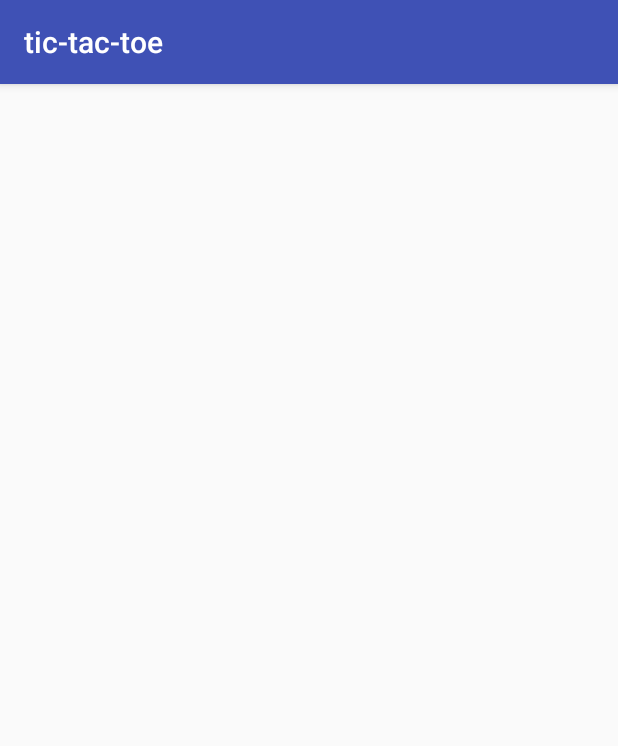
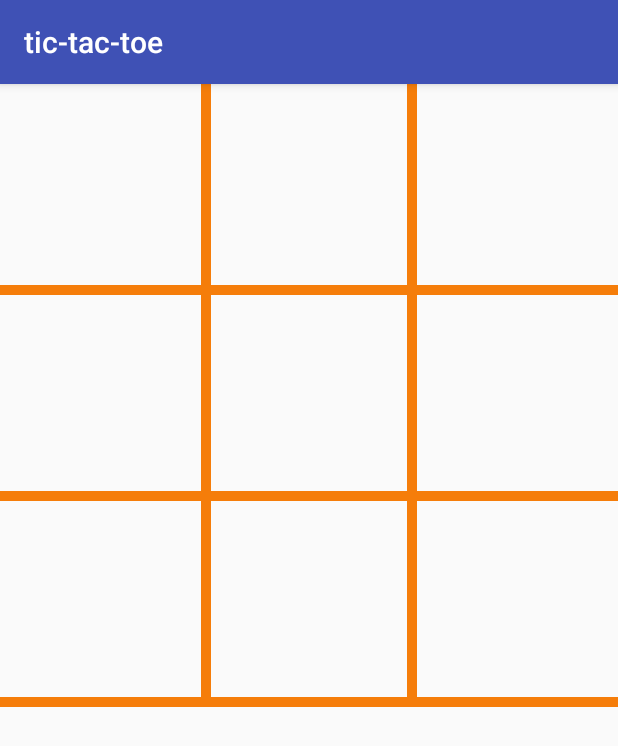
Before and after one commit to vasutomar/tictactoe, an Android app: the screen it shows after launch (MainActivity), on a phone screen of 412 x 824 dp. Shown: the top 746 px of the screen. Run offline under Robolectric (Android 15) with nearby library versions, the phone set to English and light mode, and no system bars.

Commit message:
Merged BoardView with View and completed basic layout with piece addition on click.

```diff
--- a/app/src/main/java/lenovo/tic_tac_toe/Board.java
+++ b/app/src/main/java/lenovo/tic_tac_toe/Board.java
@@ -1,46 +1,152 @@
 package lenovo.tic_tac_toe;
 
+import android.app.Activity;
+import android.content.Context;
+import android.content.res.Resources;
+import android.graphics.Canvas;
+import android.graphics.Color;
+import android.graphics.Paint;
 import android.graphics.Point;
 import android.support.v7.app.AppCompatActivity;
+import android.util.DisplayMetrics;
 import android.view.Display;
+import android.view.MotionEvent;
+import android.view.View;
 import android.view.WindowManager;
 
-public class Board extends AppCompatActivity {
+public class Board extends View {
 
-    private int BoardHeight;
-    private int BoardWidth;
-    private int ScreenWidth;
-    private int ScreenHeight;
-    private Tile[][] BoardMatrix = new Tile[4][4];
+    //Obtaining ScreenHeight and ScreenWidth
+    public int screenHeight = Resources.getSystem().getDisplayMetrics().heightPixels;
+    public int screenWidth = Resources.getSystem().getDisplayMetrics().widthPixels;
 
-    public Board() {
+    //Main Board Matrix
+    public int[][] matrix = new int[3][3];
 
-        //Getting Device Display
-        Display display = getWindowManager().getDefaultDisplay();
-        Point size = new Point();
-        display.getSize(size);
+    //Clicked Points
+    float clickedX;
+    float clickedY;
 
-        //Extracting Device Resolution
-        ScreenWidth = size.x;
-        ScreenHeight = size.y;
+    // 3 Paints
+    Paint paint1 = new Paint();
+    Paint paint2 = new Paint();
+    Paint paint = new Paint();
 
-        //Assigning Board Dimentions
-        BoardWidth = ScreenWidth;
-        BoardHeight = ScreenWidth;
+    // Player turn
+    int turn;
 
-        //Initializing Board Matrix.
-        for(int i=0;i<3;i++) {
-            for(int j=0;j<3;j++) {
-                //BoardMatrix[i][j] = new Tile();
+    //Application context
+    Context ctx;
+
+    //Matrix Coordinates.
+    int matrixX;
+    int matrixY;
+    public Board(Context context) {
+
+        super(context);
+
+        ctx = context;
+
+        paint1.setColor(Color.RED);
+        paint1.setStyle(Paint.Style.FILL);
+
+        paint2.setColor(Color.GREEN);
+        paint2.setStyle(Paint.Style.FILL);
+
+        paint.setAntiAlias(true);
+        paint.setStrokeWidth(10f);
+        paint.setColor(Color.rgb(245, 125, 10));
+        paint.setStyle(Paint.Style.STROKE);
+        paint.setStrokeJoin(Paint.Join.ROUND);
+
+        init();
+    }
+    public void init() {
+
+        for (int row = 0; row < 3; row++) {
+            for (int col = 0; col < 3; col++) {
+                matrix[row][col] = 2;
+            }
+        }
+        turn = 5;
+    }
+    @Override
+    protected void onDraw(Canvas canvas) {
+        int i,j;
+        super.onDraw(canvas);
+
+        //Setting up grid
+        canvas.drawLine(0,screenWidth/3,screenWidth,screenWidth/3, paint);
+        canvas.drawLine(0,2*(screenWidth/3),screenWidth,2*(screenWidth/3), paint);
+        canvas.drawLine(0,screenWidth,screenWidth,screenWidth, paint);
+        canvas.drawLine(screenWidth/3,0,screenWidth/3,screenWidth, paint);
+        canvas.drawLine(2*(screenWidth/3),0,2*(screenWidth/3),screenWidth,paint);
+
+        //getting points for matrix
+        matrixX = getMatrixPointX();
+        matrixY = getMatrixPointY();
+
+        //updating matrix
+        updateMatrix(matrixX,matrixY);
+
+        //Drawing Pieces
+        for(i=0;i<3;i++) {
+            for(j=0;j<3;j++) {
+                if(matrix[i][j]==0) {
+                    canvas.drawCircle(getDrawPoint(i),getDrawPoint(j),40,paint1);
+                }
+                else if(matrix[i][j]==1) {
+                    canvas.drawCircle(getDrawPoint(i),getDrawPoint(j),40,paint2);
+                }
             }
         }
     }
-    public int getTileHeight() {
-        //Returns the Tile Height
-        return (int)(BoardHeight/3);
+    public void updateMatrix(int i,int j) {
+        if(turn == 0) {
+            matrix[i][j] = turn;
+            turn = 1;
+        }
+        else if(turn == 1) {
+            matrix[i][j] = turn;
+            turn = 0;
+        }
     }
-    public int getTileWidth() {
-        //Returns the Tile Width
-        return (int)(BoardWidth/3);
+    public float getDrawPoint(int x) {
+        if(x==0)
+            return screenWidth/6;
+        else if(x==1)
+            return screenWidth/2;
+        else
+            return 5*(screenWidth/6);
+    }
+    @Override
+    public boolean onTouchEvent(MotionEvent e) {
+        if(e.getAction() == MotionEvent.ACTION_DOWN) {
+            turn = 0;
+            clickedX = e.getX();
+            clickedY = e.getY();
+            invalidate();
+        }
+        return true;
+    }
+    public int getMatrixPointX() {
+        if(clickedX<screenWidth/3)
+            return 0;
+        else if(clickedX>screenWidth/3 && clickedX<screenWidth*0.66)
+            return 1;
+        else if(clickedX>0.66*screenWidth && clickedX<screenWidth)
+            return 2;
+        else
+            return 0;
+    }
+    public int getMatrixPointY() {
+        if(clickedY<screenWidth/3)
+            return 0;
+        else if(clickedY>screenWidth/3 && clickedY<screenWidth*0.66)
+            return 1;
+        else if(clickedY>0.66*screenWidth && clickedY<screenWidth)
+            return 2;
+        else
+            return 0;
     }
 }
--- a/app/src/main/java/lenovo/tic_tac_toe/BoardView.java
+++ /dev/null
@@ -1,45 +0,0 @@
-package lenovo.tic_tac_toe;
-
-import android.content.Context;
-import android.graphics.Canvas;
-import android.graphics.Color;
-import android.graphics.Paint;
-import android.view.View;
-
-public class BoardView extends View {
-
-    public Paint paint;
-    public Canvas canvas;
-
-    public int locX;
-    public int locY;
-    public char Player;
-
-    public BoardView(Context context) {
-        super(context);
-    }
-    @Override
-    public void onDraw(Canvas canvas) {
-        super.onDraw(canvas);
-        this.canvas = canvas;
-        paint = new Paint();
-    }
-    public void SetCoord(int locX,int locY) {
-        this.locX = locX;
-        this.locY = locY;
-    }
-    public void setPlayer(char Player) {
-        this.Player = Player;
-    }
-    public void drawpiece() {
-        paint.setStyle(Paint.Style.FILL);
-        canvas.drawPaint(paint);
-        if(Player == 'X') {
-            paint.setColor(Color.GREEN);
-        }
-        else {
-            paint.setColor(Color.RED);
-        }
-        canvas.drawCircle((float)locX,(float)locY,20,paint);
-    }
-}
--- a/app/src/main/java/lenovo/tic_tac_toe/MainActivity.java
+++ b/app/src/main/java/lenovo/tic_tac_toe/MainActivity.java
@@ -8,27 +8,16 @@ import android.widget.ImageView;
 
 public class MainActivity extends AppCompatActivity {
 
+    public ImageView img;
     public Board board;
     public int chance = 0;
 
     @Override
     protected void onCreate(Bundle savedInstanceState) {
         super.onCreate(savedInstanceState);
-        BoardView boardView = new BoardView(this);
-        setContentView(boardView);
-        Initialize_Board();
+        board = new Board(this);
+        setContentView(board);
         StartGame();
-    }
-    public void Initialize_Board() {
-
-        Display display = getWindowManager().getDefaultDisplay();
-        Point size = new Point();
-        display.getSize(size);
-
-        board = new Board();
-
-        int x = board.getTileWidth();
-        int y = board.getTileHeight();
     }
     public void StartGame() {
 
```
Also changed, not shown: app/src/main/res/layout/activity_main.xml (+76 -0 lines).
